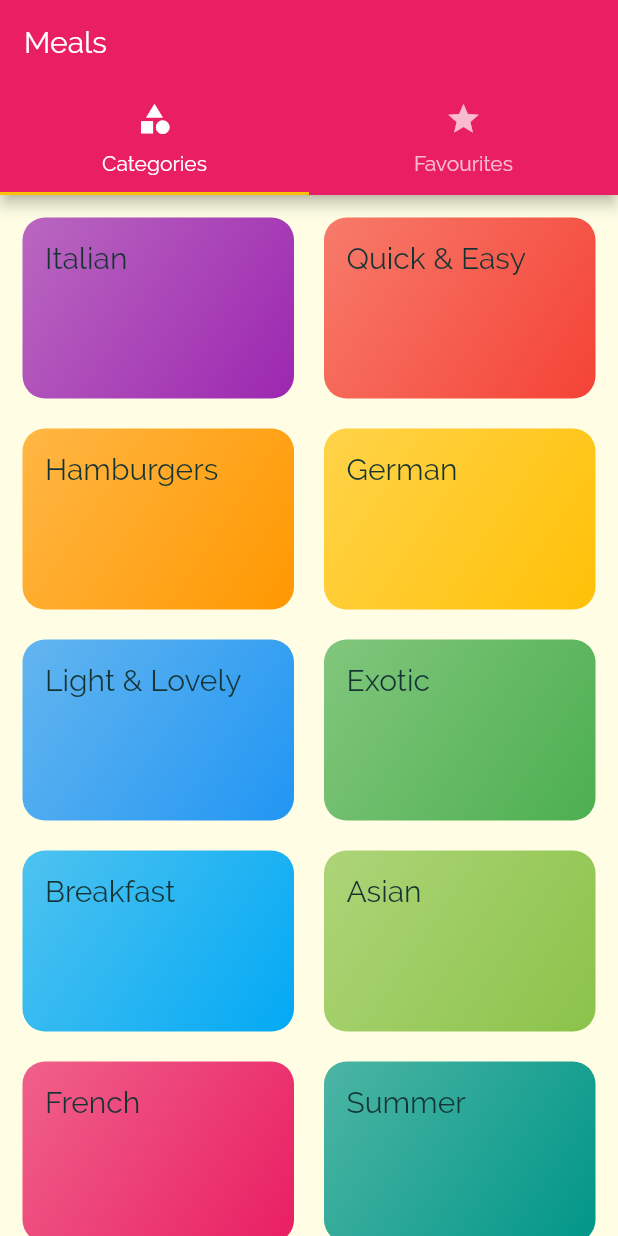
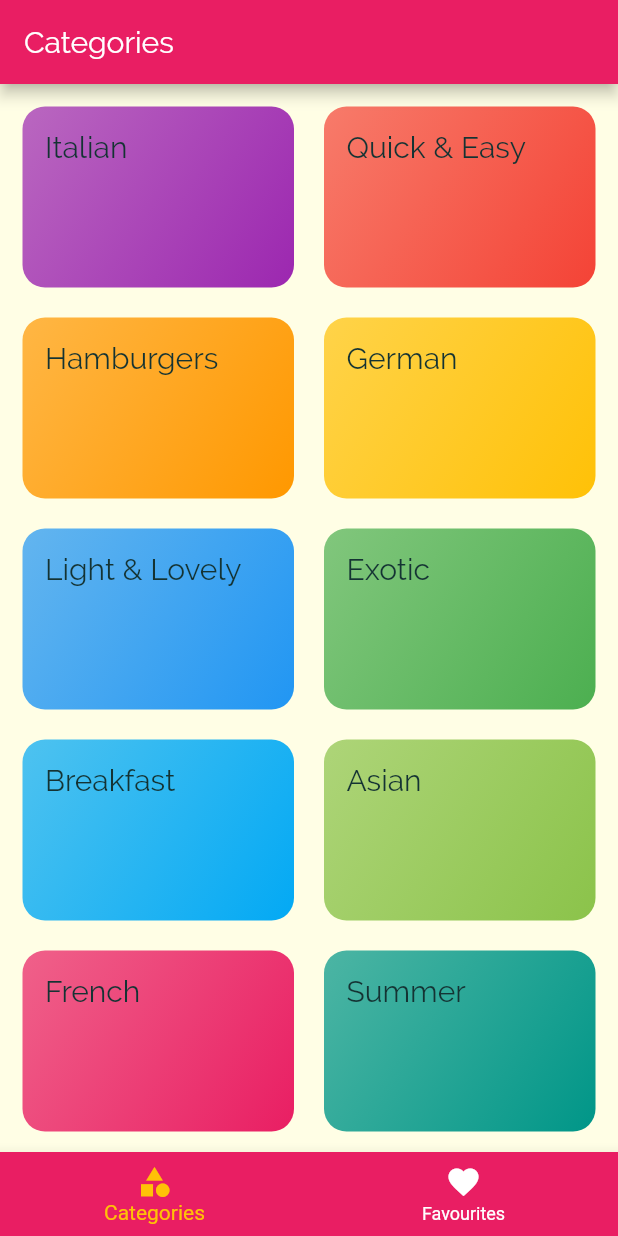
Before and after one commit to praveenbapuram/flutter_meals_app, a Flutter app: the screen it shows after launch, on a phone screen of 412 x 824 dp. Run offline on Flutter 3.47's test engine with Material 2 defaults, Android fonts, the phone set to English and light mode, and no system bars.

```diff
--- a/flutter_meals_app/lib/screens/tabs_screen.dart
+++ b/flutter_meals_app/lib/screens/tabs_screen.dart
@@ -7,31 +7,47 @@ class TabsScreen extends StatefulWidget {
   _TabsScreenState createState() => _TabsScreenState();
 }
 
+List<Map<String, Object>> _pages = [
+  {'page': CategoriesScreen(), 'title': 'Categories'},
+  {'page': FavouritesScreen(), 'title': 'Your Favourites'},
+];
+
 class _TabsScreenState extends State<TabsScreen> {
+  int selectPageIndex = 0;
+
+  void _selectPage(int index) {
+    setState(() {
+      selectPageIndex = index;
+    });
+  }
+
   @override
   Widget build(BuildContext context) {
-    return DefaultTabController(
-      length: 2,
-      //initialIndex: 1,
-      child: Scaffold(
-        appBar: AppBar(
-          title: Text('Meals'),
-          bottom: TabBar(tabs: <Widget>[
-            Tab(
-              icon: Icon(Icons.category),
-              text: 'Categories',
-            ),
-            Tab(
-              icon: Icon(Icons.star),
-              text: 'Favourites',
-            )
-          ]),
-        ),
-        body: TabBarView(children: <Widget>[
-          CategoriesScreen(),
-          FavouritesScreen(),
-        ]),
+    return Scaffold(
+      appBar: AppBar(
+        title: Text(_pages[selectPageIndex]['title']),
       ),
+      bottomNavigationBar: BottomNavigationBar(
+        onTap: _selectPage,
+        backgroundColor: Theme.of(context).primaryColor,
+        unselectedItemColor: Colors.white,
+        selectedItemColor: Theme.of(context).accentColor,
+        currentIndex: selectPageIndex,
+        type: BottomNavigationBarType.fixed,
+        items: [
+          BottomNavigationBarItem(
+            icon: Icon(Icons.category),
+            title: Text('Categories'),
+            backgroundColor: Theme.of(context).primaryColor,
+          ),
+          BottomNavigationBarItem(
+            icon: Icon(Icons.favorite),
+            title: Text('Favourites'),
+            backgroundColor: Theme.of(context).primaryColor,
+          )
+        ],
+      ),
+      body: _pages[selectPageIndex]['page'],
     );
   }
 }
```
